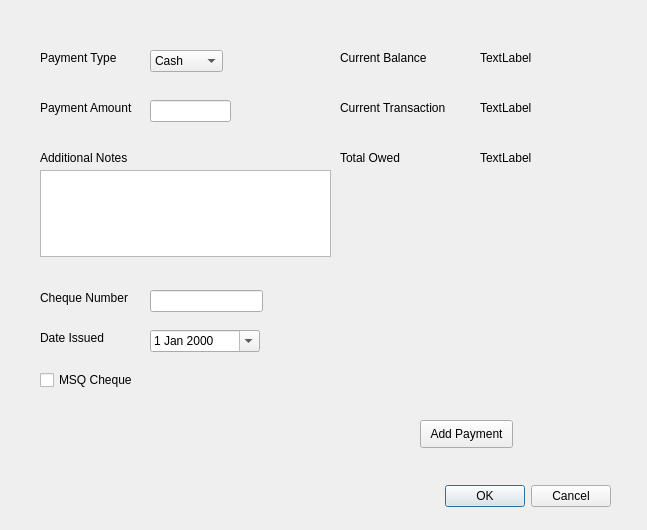
Before: the Qt Designer form ArcApp/payment.ui in Arc-Project/Arc, drawn with Qt 5.
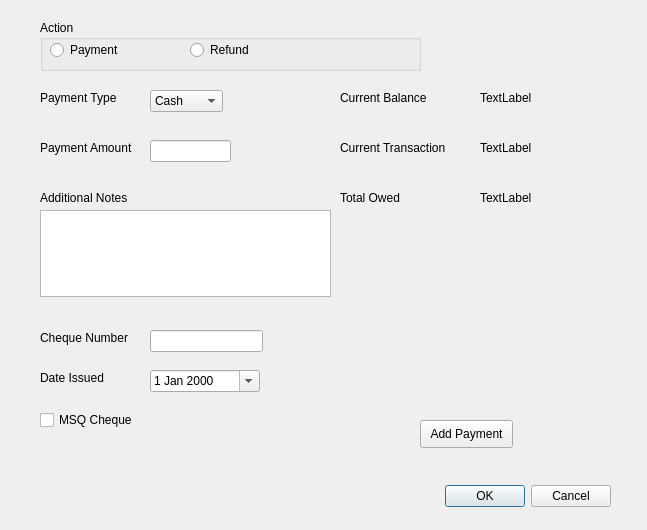
After: the same form once the commit is applied.

Diff of the .ui file:
```diff
--- a/ArcApp/payment.ui
+++ b/ArcApp/payment.ui
@@ -33,7 +33,7 @@
    <property name="geometry">
     <rect>
      <x>40</x>
-     <y>50</y>
+     <y>90</y>
      <width>91</width>
      <height>16</height>
     </rect>
@@ -46,7 +46,7 @@
    <property name="geometry">
     <rect>
      <x>40</x>
-     <y>100</y>
+     <y>140</y>
      <width>131</width>
      <height>16</height>
     </rect>
@@ -59,7 +59,7 @@
    <property name="geometry">
     <rect>
      <x>40</x>
-     <y>150</y>
+     <y>190</y>
      <width>121</width>
      <height>16</height>
     </rect>
@@ -72,7 +72,7 @@
    <property name="geometry">
     <rect>
      <x>340</x>
-     <y>50</y>
+     <y>90</y>
      <width>121</width>
      <height>16</height>
     </rect>
@@ -85,7 +85,7 @@
    <property name="geometry">
     <rect>
      <x>340</x>
-     <y>100</y>
+     <y>140</y>
      <width>121</width>
      <height>16</height>
     </rect>
@@ -98,7 +98,7 @@
    <property name="geometry">
     <rect>
      <x>150</x>
-     <y>100</y>
+     <y>140</y>
      <width>81</width>
      <height>22</height>
     </rect>
@@ -108,7 +108,7 @@
    <property name="geometry">
     <rect>
      <x>150</x>
-     <y>50</y>
+     <y>90</y>
      <width>73</width>
      <height>22</height>
     </rect>
@@ -138,7 +138,7 @@
    <property name="geometry">
     <rect>
      <x>40</x>
-     <y>170</y>
+     <y>210</y>
      <width>291</width>
      <height>87</height>
     </rect>
@@ -148,7 +148,7 @@
    <property name="geometry">
     <rect>
      <x>40</x>
-     <y>290</y>
+     <y>330</y>
      <width>111</width>
      <height>16</height>
     </rect>
@@ -161,7 +161,7 @@
    <property name="geometry">
     <rect>
      <x>40</x>
-     <y>330</y>
+     <y>370</y>
      <width>71</width>
      <height>16</height>
     </rect>
@@ -174,7 +174,7 @@
    <property name="geometry">
     <rect>
      <x>40</x>
-     <y>370</y>
+     <y>410</y>
      <width>121</width>
      <height>20</height>
     </rect>
@@ -187,7 +187,7 @@
    <property name="geometry">
     <rect>
      <x>150</x>
-     <y>330</y>
+     <y>370</y>
      <width>110</width>
      <height>22</height>
     </rect>
@@ -200,7 +200,7 @@
    <property name="geometry">
     <rect>
      <x>150</x>
-     <y>290</y>
+     <y>330</y>
      <width>113</width>
      <height>22</height>
     </rect>
@@ -210,7 +210,7 @@
    <property name="geometry">
     <rect>
      <x>480</x>
-     <y>50</y>
+     <y>90</y>
      <width>55</width>
      <height>16</height>
     </rect>
@@ -223,7 +223,7 @@
    <property name="geometry">
     <rect>
      <x>480</x>
-     <y>100</y>
+     <y>140</y>
      <width>55</width>
      <height>16</height>
     </rect>
@@ -249,7 +249,7 @@
    <property name="geometry">
     <rect>
      <x>340</x>
-     <y>150</y>
+     <y>190</y>
      <width>111</width>
      <height>16</height>
     </rect>
@@ -262,7 +262,7 @@
    <property name="geometry">
     <rect>
      <x>480</x>
-     <y>150</y>
+     <y>190</y>
      <width>55</width>
      <height>16</height>
     </rect>
@@ -271,6 +271,45 @@
     <string>TextLabel</string>
    </property>
   </widget>
+  <widget class="QGroupBox" name="groupBox">
+   <property name="geometry">
+    <rect>
+     <x>40</x>
+     <y>20</y>
+     <width>381</width>
+     <height>51</height>
+    </rect>
+   </property>
+   <property name="title">
+    <string>Action</string>
+   </property>
+   <widget class="QRadioButton" name="paymentRadio">
+    <property name="geometry">
+     <rect>
+      <x>10</x>
+      <y>20</y>
+      <width>95</width>
+      <height>20</height>
+     </rect>
+    </property>
+    <property name="text">
+     <string>Payment</string>
+    </property>
+   </widget>
+   <widget class="QRadioButton" name="refundRadio">
+    <property name="geometry">
+     <rect>
+      <x>150</x>
+      <y>20</y>
+      <width>95</width>
+      <height>20</height>
+     </rect>
+    </property>
+    <property name="text">
+     <string>Refund</string>
+    </property>
+   </widget>
+  </widget>
  </widget>
  <resources/>
  <connections>
```
Left out of the diff: 2 changed lines with no effect on the pictures.
